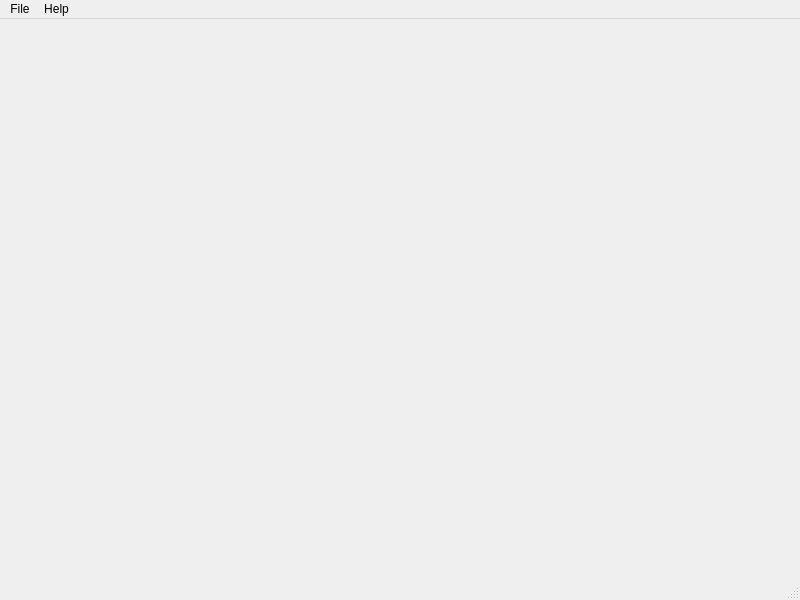
First picture: the form in qtserterm/qtserterm.ui, repository mekatronik-achmadi/atmega-dev, before the edit.
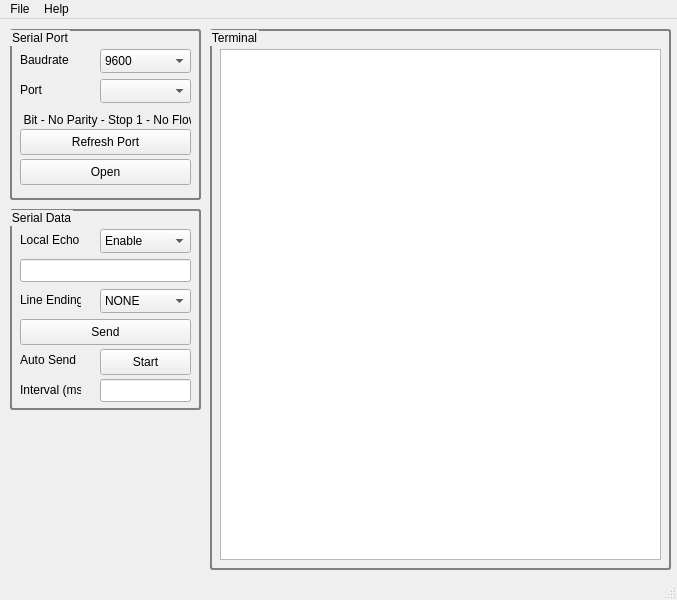
Second picture: the form after the edit.

Commit message: Qt Serial Terminal

Diff of the .ui file:
```diff
--- a/qtserterm/qtserterm.ui
+++ b/qtserterm/qtserterm.ui
@@ -6,20 +6,381 @@
    <rect>
     <x>0</x>
     <y>0</y>
-    <width>800</width>
+    <width>677</width>
     <height>600</height>
    </rect>
   </property>
   <property name="windowTitle">
    <string>MainWindow</string>
   </property>
-  <widget class="QWidget" name="centralwidget"/>
+  <widget class="QWidget" name="centralwidget">
+   <widget class="QGroupBox" name="grpSerialPort">
+    <property name="geometry">
+     <rect>
+      <x>10</x>
+      <y>10</y>
+      <width>191</width>
+      <height>171</height>
+     </rect>
+    </property>
+    <property name="styleSheet">
+     <string notr="true">QGroupBox { 
+     border: 2px solid gray; 
+     border-radius: 3px; 
+ } </string>
+    </property>
+    <property name="title">
+     <string>Serial Port</string>
+    </property>
+    <widget class="QLabel" name="lblBaud">
+     <property name="geometry">
+      <rect>
+       <x>10</x>
+       <y>20</y>
+       <width>51</width>
+       <height>21</height>
+      </rect>
+     </property>
+     <property name="text">
+      <string>Baudrate</string>
+     </property>
+    </widget>
+    <widget class="QComboBox" name="cmbBaud">
+     <property name="geometry">
+      <rect>
+       <x>90</x>
+       <y>20</y>
+       <width>91</width>
+       <height>24</height>
+      </rect>
+     </property>
+     <property name="currentIndex">
+      <number>1</number>
+     </property>
+     <item>
+      <property name="text">
+       <string>4800</string>
+      </property>
+     </item>
+     <item>
+      <property name="text">
+       <string>9600</string>
+      </property>
+     </item>
+     <item>
+      <property name="text">
+       <string>14400</string>
+      </property>
+     </item>
+     <item>
+      <property name="text">
+       <string>19200</string>
+      </property>
+     </item>
+     <item>
+      <property name="text">
+       <string>38400</string>
+      </property>
+     </item>
+     <item>
+      <property name="text">
+       <string>57600</string>
+      </property>
+     </item>
+     <item>
+      <property name="text">
+       <string>115200</string>
+      </property>
+     </item>
+     <item>
+      <property name="text">
+       <string>128000</string>
+      </property>
+     </item>
+     <item>
+      <property name="text">
+       <string>256000</string>
+      </property>
+     </item>
+    </widget>
+    <widget class="QLabel" name="lblPort">
+     <property name="geometry">
+      <rect>
+       <x>10</x>
+       <y>50</y>
+       <width>51</width>
+       <height>21</height>
+      </rect>
+     </property>
+     <property name="text">
+      <string>Port</string>
+     </property>
+    </widget>
+    <widget class="QComboBox" name="cmbPort">
+     <property name="geometry">
+      <rect>
+       <x>90</x>
+       <y>50</y>
+       <width>91</width>
+       <height>24</height>
+      </rect>
+     </property>
+     <property name="currentIndex">
+      <number>-1</number>
+     </property>
+    </widget>
+    <widget class="QLabel" name="lblParams">
+     <property name="geometry">
+      <rect>
+       <x>10</x>
+       <y>80</y>
+       <width>171</width>
+       <height>21</height>
+      </rect>
+     </property>
+     <property name="text">
+      <string>8 Bit - No Parity - Stop 1 - No Flow</string>
+     </property>
+     <property name="alignment">
+      <set>Qt::AlignCenter</set>
+     </property>
+    </widget>
+    <widget class="QPushButton" name="btnPortScan">
+     <property name="geometry">
+      <rect>
+       <x>10</x>
+       <y>100</y>
+       <width>171</width>
+       <height>26</height>
+      </rect>
+     </property>
+     <property name="text">
+      <string>Refresh Port</string>
+     </property>
+    </widget>
+    <widget class="QPushButton" name="btnPortOpen">
+     <property name="geometry">
+      <rect>
+       <x>10</x>
+       <y>130</y>
+       <width>171</width>
+       <height>26</height>
+      </rect>
+     </property>
+     <property name="text">
+      <string>Open</string>
+     </property>
+    </widget>
+   </widget>
+   <widget class="QGroupBox" name="groupBox">
+    <property name="geometry">
+     <rect>
+      <x>210</x>
+      <y>10</y>
+      <width>461</width>
+      <height>541</height>
+     </rect>
+    </property>
+    <property name="styleSheet">
+     <string notr="true">QGroupBox { 
+     border: 2px solid gray; 
+     border-radius: 3px; 
+ } </string>
+    </property>
+    <property name="title">
+     <string>Terminal</string>
+    </property>
+    <widget class="QPlainTextEdit" name="txtSerTerm">
+     <property name="geometry">
+      <rect>
+       <x>10</x>
+       <y>20</y>
+       <width>441</width>
+       <height>511</height>
+      </rect>
+     </property>
+    </widget>
+   </widget>
+   <widget class="QGroupBox" name="grpSerialData">
+    <property name="geometry">
+     <rect>
+      <x>10</x>
+      <y>190</y>
+      <width>191</width>
+      <height>201</height>
+     </rect>
+    </property>
+    <property name="styleSheet">
+     <string notr="true">QGroupBox { 
+     border: 2px solid gray; 
+     border-radius: 3px; 
+ } </string>
+    </property>
+    <property name="title">
+     <string>Serial Data</string>
+    </property>
+    <widget class="QLineEdit" name="txtDataSend">
+     <property name="geometry">
+      <rect>
+       <x>10</x>
+       <y>50</y>
+       <width>171</width>
+       <height>23</height>
+      </rect>
+     </property>
+    </widget>
+    <widget class="QLabel" name="lblLineEnd">
+     <property name="geometry">
+      <rect>
+       <x>10</x>
+       <y>80</y>
+       <width>61</width>
+       <height>21</height>
+      </rect>
+     </property>
+     <property name="text">
+      <string>Line Ending</string>
+     </property>
+    </widget>
+    <widget class="QComboBox" name="cmbLineEnd">
+     <property name="geometry">
+      <rect>
+       <x>90</x>
+       <y>80</y>
+       <width>91</width>
+       <height>24</height>
+      </rect>
+     </property>
+     <property name="currentIndex">
+      <number>0</number>
+     </property>
+     <item>
+      <property name="text">
+       <string>NONE</string>
+      </property>
+     </item>
+     <item>
+      <property name="text">
+       <string>CR</string>
+      </property>
+     </item>
+     <item>
+      <property name="text">
+       <string>LF</string>
+      </property>
+     </item>
+     <item>
+      <property name="text">
+       <string>CR/LF</string>
+      </property>
+     </item>
+    </widget>
+    <widget class="QLabel" name="lblLocalEcho">
+     <property name="geometry">
+      <rect>
+       <x>10</x>
+       <y>20</y>
+       <width>61</width>
+       <height>21</height>
+      </rect>
+     </property>
+     <property name="text">
+      <string>Local Echo</string>
+     </property>
+    </widget>
+    <widget class="QComboBox" name="cmbLocalEcho">
+     <property name="geometry">
+      <rect>
+       <x>90</x>
+       <y>20</y>
+       <width>91</width>
+       <height>24</height>
+      </rect>
+     </property>
+     <property name="currentIndex">
+      <number>0</number>
+     </property>
+     <item>
+      <property name="text">
+       <string>Enable</string>
+      </property>
+     </item>
+     <item>
+      <property name="text">
+       <string>Disable</string>
+      </property>
+     </item>
+    </widget>
+    <widget class="QLabel" name="lblAutoInterval">
+     <property name="geometry">
+      <rect>
+       <x>10</x>
+       <y>170</y>
+       <width>61</width>
+       <height>21</height>
+      </rect>
+     </property>
+     <property name="text">
+      <string>Interval (ms)</string>
+     </property>
+    </widget>
+    <widget class="QLineEdit" name="txtInterval">
+     <property name="geometry">
+      <rect>
+       <x>90</x>
+       <y>170</y>
+       <width>91</width>
+       <height>23</height>
+      </rect>
+     </property>
+    </widget>
+    <widget class="QLabel" name="lblAutoInterval_2">
+     <property name="geometry">
+      <rect>
+       <x>10</x>
+       <y>140</y>
+       <width>61</width>
+       <height>21</height>
+      </rect>
+     </property>
+     <property name="text">
+      <string>Auto Send</string>
+     </property>
+    </widget>
+    <widget class="QPushButton" name="btnAutoStart">
+     <property name="geometry">
+      <rect>
+       <x>90</x>
+       <y>140</y>
+       <width>91</width>
+       <height>26</height>
+      </rect>
+     </property>
+     <property name="text">
+      <string>Start</string>
+     </property>
+    </widget>
+    <widget class="QPushButton" name="btnStringSend">
+     <property name="geometry">
+      <rect>
+       <x>10</x>
+       <y>110</y>
+       <width>171</width>
+       <height>26</height>
+      </rect>
+     </property>
+     <property name="text">
+      <string>Send</string>
+     </property>
+    </widget>
+   </widget>
+  </widget>
   <widget class="QMenuBar" name="menubar">
    <property name="geometry">
     <rect>
      <x>0</x>
      <y>0</y>
-     <width>800</width>
+     <width>677</width>
      <height>19</height>
     </rect>
    </property>
```
Left out of the diff: 4 changed lines with no effect on the pictures. The commit also changes 2 other files.
